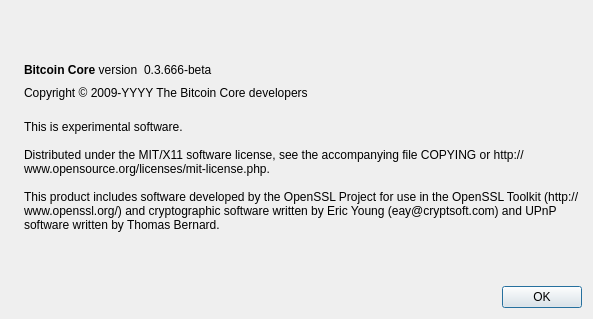
zathras-crypto/mastercore, file src/qt/forms/aboutdialog.ui: the form before one commit.
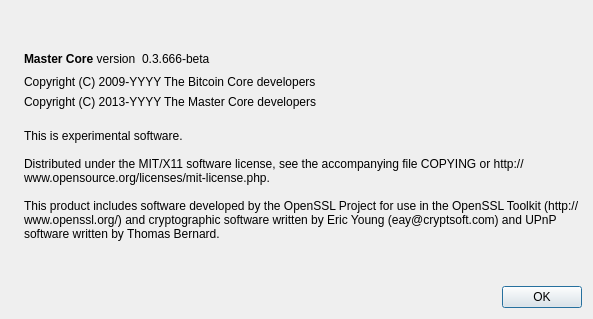
The form after the commit. Icons and pictures are not drawn.

Commit message: About dialog

```diff
--- a/src/qt/forms/aboutdialog.ui
+++ b/src/qt/forms/aboutdialog.ui
@@ -50,7 +50,7 @@
           <cursorShape>IBeamCursor</cursorShape>
          </property>
          <property name="text">
-          <string>&lt;b&gt;Bitcoin Core&lt;/b&gt; version</string>
+          <string>&lt;b&gt;Master Core&lt;/b&gt; version</string>
          </property>
          <property name="textInteractionFlags">
           <set>Qt::LinksAccessibleByMouse|Qt::TextSelectableByKeyboard|Qt::TextSelectableByMouse</set>
@@ -91,16 +91,26 @@
         <cursorShape>IBeamCursor</cursorShape>
        </property>
        <property name="text">
-        <string notr="true">Copyright &amp;copy; 2009-YYYY The Bitcoin Core developers</string>
+        <string notr="true">Copyright (C) 2009-YYYY The Bitcoin Core developers</string>
        </property>
        <property name="textFormat">
-        <enum>Qt::RichText</enum>
+        <enum>Qt::AutoText</enum>
+       </property>
+       <property name="wordWrap">
+        <bool>true</bool>
        </property>
        <property name="textInteractionFlags">
         <set>Qt::LinksAccessibleByMouse|Qt::TextSelectableByKeyboard|Qt::TextSelectableByMouse</set>
        </property>
       </widget>
      </item>
+     <item>
+      <widget class="QLabel" name="copyrightLabel_MC">
+       <property name="text">
+        <string>Copyright (C) 2013-YYYY The Master Core developers</string>
+       </property>
+      </widget>
+     </item>
      <item>
       <widget class="QLabel" name="label_2">
        <property name="cursor">
```
Left out of the diff: 2 changed lines with no effect on the pictures.
